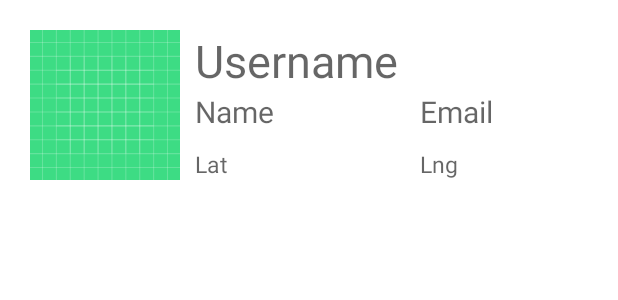
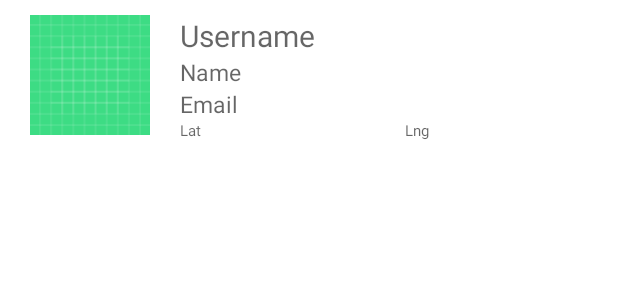
Before and after one commit to chebihiF/news-app-doronco, an Android app: the layout user_layout.xml on its own in the app's theme, with its tools: preview values and no code run, on a phone screen of 412 x 824 dp. Shown: the top 300 px of the screen. Run offline under Robolectric (Android 15) with nearby library versions, the phone set to English and light mode, and no system bars.

Commit message:
final version

```diff
--- a/app/src/main/res/layout/user_layout.xml
+++ b/app/src/main/res/layout/user_layout.xml
@@ -3,42 +3,42 @@
     xmlns:android="http://schemas.android.com/apk/res/android"
     android:layout_width="match_parent"
     android:layout_height="wrap_content"
-    android:padding="20dp"
+    android:padding="10dp"
     >
 
     <ImageView
         android:id="@+id/img1"
         android:layout_width="100dp"
-        android:layout_height="100dp"
+        android:layout_height="80dp"
         android:src="@drawable/ic_launcher_background" />
 
     <TextView
         android:id="@+id/username"
-        android:hint="Username"
         android:layout_width="match_parent"
         android:layout_height="wrap_content"
         android:layout_marginStart="10dp"
         android:layout_toEndOf="@id/img1"
-        android:textSize="30sp" />
+        android:hint="Username"
+        android:textSize="20sp" />
 
     <TextView
         android:id="@+id/name"
-        android:layout_width="150dp"
+        android:layout_width="match_parent"
         android:layout_height="wrap_content"
         android:layout_below="@id/username"
         android:layout_alignStart="@id/username"
         android:layout_toEndOf="@id/img1"
         android:hint="Name"
-        android:textSize="20sp" />
+        android:textSize="15sp" />
 
     <TextView
         android:id="@+id/email"
         android:layout_width="match_parent"
         android:layout_height="wrap_content"
-        android:layout_below="@id/username"
-        android:layout_toEndOf="@id/name"
+        android:layout_below="@id/name"
+        android:layout_alignStart="@id/name"
         android:hint="Email"
-        android:textSize="20sp" />
+        android:textSize="15sp" />
 
     <TextView
         android:id="@+id/lat"
@@ -46,19 +46,19 @@
         android:layout_height="wrap_content"
         android:layout_alignStart="@id/username"
         android:layout_toEndOf="@id/img1"
-        android:layout_alignBottom="@id/img1"
+        android:layout_below="@id/email"
         android:hint="Lat"
         android:textColor="#1090EB"
-        android:textSize="15sp" />
+        android:textSize="10sp" />
 
     <TextView
         android:id="@+id/lng"
         android:layout_width="match_parent"
         android:layout_height="wrap_content"
         android:layout_toEndOf="@id/lat"
-        android:layout_alignBottom="@id/img1"
+        android:layout_below="@id/email"
         android:hint="Lng"
         android:textColor="#1090EB"
-        android:textSize="15sp" />
+        android:textSize="10sp" />
 
 </RelativeLayout>
```
Also changed, not shown: app/src/main/java/org/doronco/news_app/MainActivity.java (+9 -2 lines), app/src/main/java/org/doronco/news_app/MyAsyncTask.java (+13 -3 lines), app/src/main/res/layout/activity_main.xml (+7 -10 lines).
